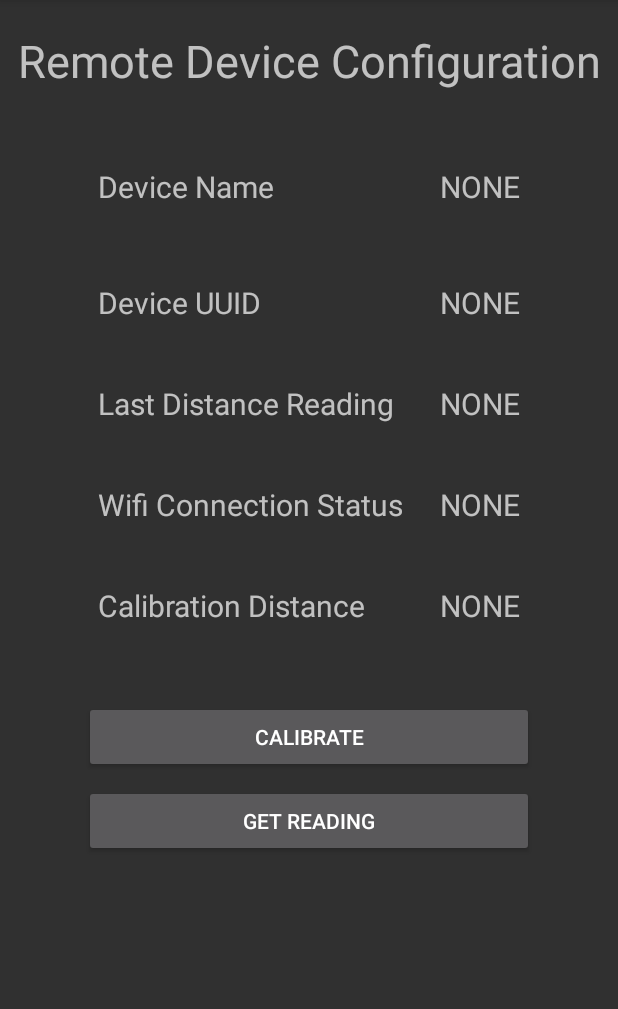
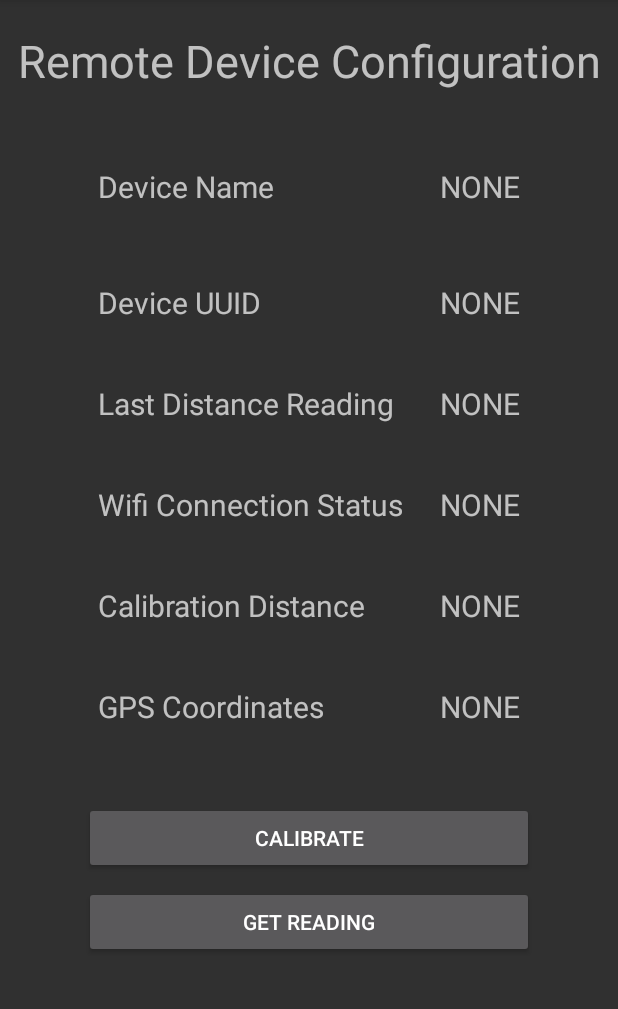
Before and after one commit to chadlagore/streetsmart, an Android app: the BluetoothConnectionActivity screen opened directly, with no data from a screen before it, on a phone screen of 412 x 824 dp, the part 96-1105 px from its top. Run offline under Robolectric (Android 15) with nearby library versions, the phone set to English and light mode, and no system bars.

Commit message:
Create EstablishConnectionTask and update BT UI

```diff
--- a/app/src/main/res/layout/activity_bluetooth_connection.xml
+++ b/app/src/main/res/layout/activity_bluetooth_connection.xml
@@ -180,6 +180,27 @@
         app:layout_constraintRight_toRightOf="parent"
         app:layout_constraintBaseline_toBaselineOf="@+id/calibration_dist_title" />
 
+    <TextView
+        android:id="@+id/gps_data_title"
+        android:layout_width="wrap_content"
+        android:layout_height="wrap_content"
+        android:text="GPS Coordinates"
+        android:textSize="20dp"
+        android:layout_marginLeft="65dp"
+        app:layout_constraintLeft_toLeftOf="parent"
+        android:layout_marginTop="40dp"
+        app:layout_constraintTop_toBottomOf="@+id/calibration_dist_title" />
+
+    <TextView
+        android:id="@+id/gps_data_value"
+        android:layout_width="wrap_content"
+        android:layout_height="wrap_content"
+        android:text="NONE"
+        android:textSize="20dp"
+        android:layout_marginRight="65dp"
+        app:layout_constraintRight_toRightOf="parent"
+        app:layout_constraintBaseline_toBaselineOf="@+id/gps_data_title" />
+
     <Button
         android:id="@+id/calibrate_button"
         android:layout_width="300dp"
@@ -187,7 +208,7 @@
         android:text="Calibrate"
         app:layout_constraintLeft_toLeftOf="parent"
         android:layout_marginTop="50dp"
-        app:layout_constraintTop_toBottomOf="@+id/calibration_dist_title"
+        app:layout_constraintTop_toBottomOf="@+id/gps_data_value"
         app:layout_constraintRight_toRightOf="parent" />
 
     <Button
```
Also changed, not shown: app/src/main/java/com/example/chadlagore/streetsmart/BluetoothConnectionActivity.java (+110 -65 lines).
